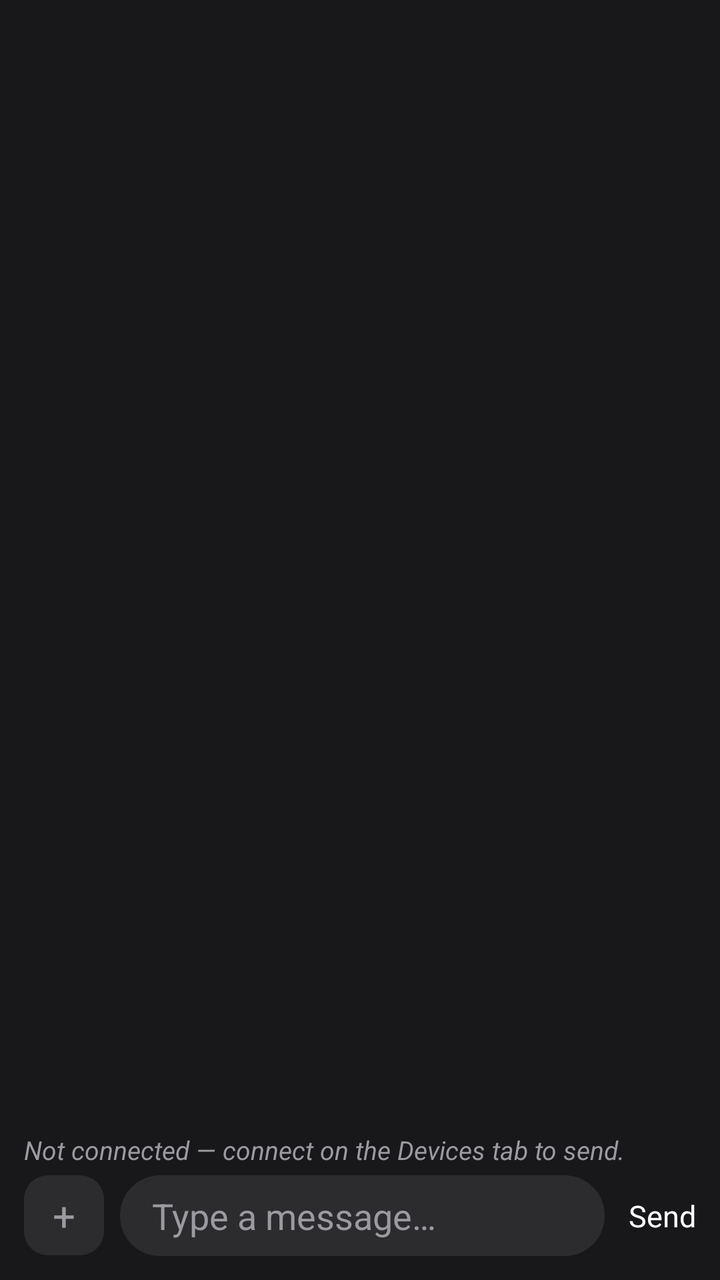
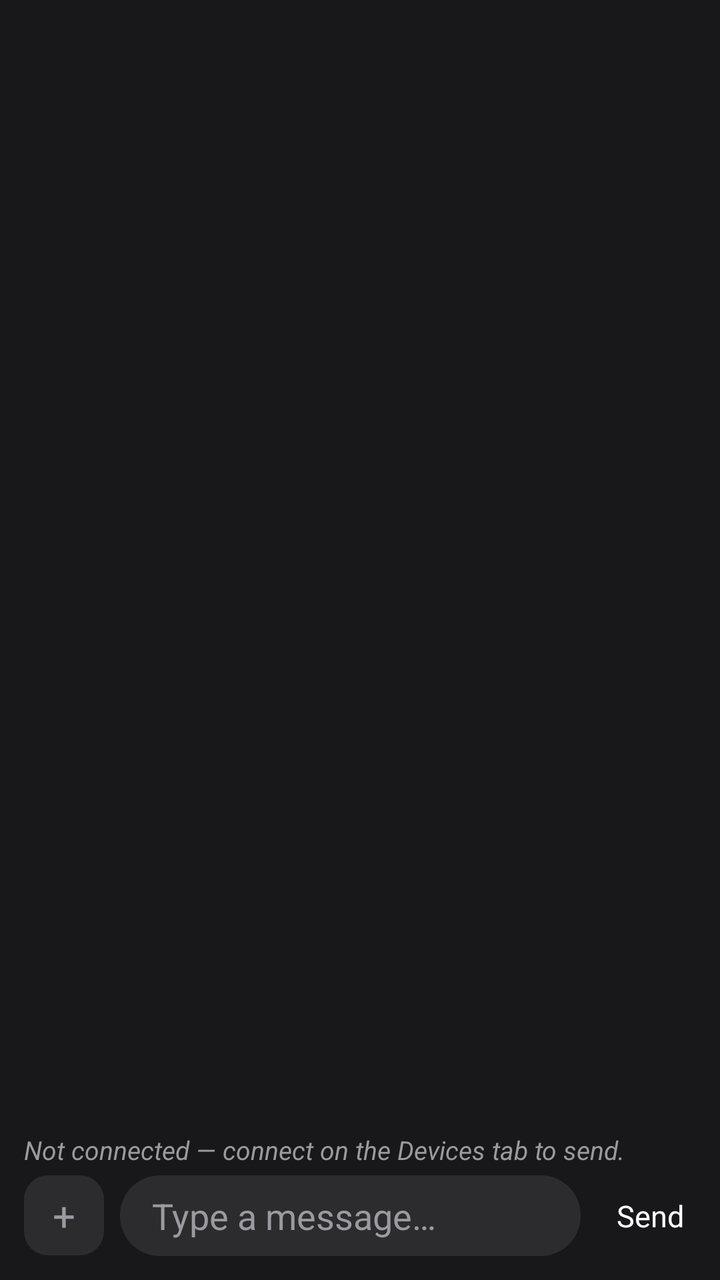

Screens rendered from an Android XML layout before and after an edit, with the pre-edit source and the edit as a unified diff.
<!-- AndroidManifest.xml: application theme AppTheme -->
<!-- res/layout/fragment_chat.xml -->
<LinearLayout xmlns:android="http://schemas.android.com/apk/res/android"
    android:layout_width="match_parent"
    android:layout_height="match_parent"
    android:background="@color/bg_screen"
    android:orientation="vertical"
    android:padding="12dp">

    <androidx.recyclerview.widget.RecyclerView
        android:id="@+id/chatMessageRecyclerView"
        android:layout_width="match_parent"
        android:layout_height="0dp"
        android:layout_weight="1"
        android:clipToPadding="false"/>

    <TextView
        android:id="@+id/notConnectedHint"
        android:layout_width="match_parent"
        android:layout_height="wrap_content"
        android:text="Not connected — connect on the Devices tab to send."
        android:textStyle="italic"
        android:textColor="@color/text_secondary"
        android:textSize="13sp"
        android:layout_marginBottom="4dp"/>

    <LinearLayout
        android:orientation="horizontal"
        android:layout_width="match_parent"
        android:layout_height="wrap_content"
        android:gravity="center_vertical">

        <TextView
            android:id="@+id/attachButton"
            android:layout_width="40dp"
            android:layout_height="40dp"
            android:text="+"
            android:textColor="@color/text_secondary"
            android:textSize="20sp"
            android:gravity="center"
            android:background="@drawable/attach_button_background"/>

        <EditText
            android:id="@+id/chatInputEditText"
            android:layout_width="0dp"
            android:layout_height="wrap_content"
            android:layout_weight="1"
            android:layout_marginStart="8dp"
            android:background="@drawable/input_background"
            android:paddingStart="16dp"
            android:paddingEnd="16dp"
            android:paddingTop="8dp"
            android:paddingBottom="8dp"
            android:textColor="@color/text_primary"
            android:textColorHint="@color/text_secondary"
            android:inputType="textCapSentences|textMultiLine"
            android:maxLines="4"
            android:hint="Type a message…"/>

        <TextView
            android:id="@+id/sendButton"
            android:layout_width="wrap_content"
            android:layout_height="wrap_content"
            android:layout_marginStart="12dp"
            android:text="Send"
            android:textColor="@color/text_primary"
            android:textSize="15sp"/>
    </LinearLayout>
</LinearLayout>
<!-- resources referenced by this layout -->
<resources>
  <color name="bg_screen">#FF18181A</color>
  <color name="text_primary">#FFFFFFFF</color>
  <color name="text_secondary">#FF9A9AA0</color>
  <!-- drawable attach_button_background (drawable) -->
  <?xml version="1.0" encoding="utf-8"?>
  <shape xmlns:android="http://schemas.android.com/apk/res/android" android:shape="rectangle">
      <corners android:radius="12dp"/>
      <solid android:color="@color/bg_bubble_peer"/>
  </shape>
  <!-- drawable input_background (drawable) -->
  <?xml version="1.0" encoding="utf-8"?>
  <shape xmlns:android="http://schemas.android.com/apk/res/android" android:shape="rectangle">
      <corners android:radius="20dp"/>
      <solid android:color="@color/bg_bubble_peer"/>
  </shape>
  <style name="AppTheme" parent="Theme.MaterialComponents.NoActionBar">
          <item name="android:windowBackground">@color/bg_screen</item>
          <item name="colorPrimary">@color/bg_header</item>
          <item name="colorPrimaryDark">@color/bg_header</item>
          <item name="colorAccent">@color/status_online</item>
          <item name="android:textColorPrimary">@color/text_primary</item>
          <item name="android:textColorSecondary">@color/text_secondary</item>
          <item name="android:statusBarColor">@color/bg_header</item>
      </style>
  <color name="bg_bubble_peer">#FF2C2C2E</color>
  <color name="bg_header">#FF2A2A2C</color>
  <color name="status_online">#FF34C759</color>
</resources>

<!-- the commit's change to res/layout/fragment_chat.xml (unified diff, before → after) -->
@@ -57,6 +57,8 @@
 
         <TextView
             android:id="@+id/sendButton"
+            android:background="@drawable/ripple_rounded"
+            android:padding="6dp"
             android:layout_width="wrap_content"
             android:layout_height="wrap_content"
             android:layout_marginStart="12dp"
<!-- resource entries referenced after the edit -->
@@ -5,16 +5,64 @@
   <color name="text_secondary">#FF9A9AA0</color>
   <!-- drawable attach_button_background (drawable) -->
   <?xml version="1.0" encoding="utf-8"?>
-  <shape xmlns:android="http://schemas.android.com/apk/res/android" android:shape="rectangle">
-      <corners android:radius="12dp"/>
-      <solid android:color="@color/bg_bubble_peer"/>
-  </shape>
+  <ripple xmlns:android="http://schemas.android.com/apk/res/android"
+      android:color="@color/ripple">
+      <item android:id="@android:id/mask">
+          <shape android:shape="rectangle">
+              <corners android:radius="12dp"/>
+              <solid android:color="#FFFFFFFF"/>
+          </shape>
+      </item>
+      <item>
+          <selector>
+              <item android:state_pressed="true">
+                  <shape android:shape="rectangle">
+                      <corners android:radius="12dp"/>
+                      <solid android:color="@color/bg_pressed"/>
+                  </shape>
+              </item>
+              <item>
+                  <shape android:shape="rectangle">
+                      <corners android:radius="12dp"/>
+                      <solid android:color="@color/bg_bubble_peer"/>
+                  </shape>
+              </item>
+          </selector>
+      </item>
+  </ripple>
   <!-- drawable input_background (drawable) -->
   <?xml version="1.0" encoding="utf-8"?>
   <shape xmlns:android="http://schemas.android.com/apk/res/android" android:shape="rectangle">
       <corners android:radius="20dp"/>
       <solid android:color="@color/bg_bubble_peer"/>
   </shape>
+  <!-- drawable ripple_rounded (drawable) -->
+  <?xml version="1.0" encoding="utf-8"?>
+  <ripple xmlns:android="http://schemas.android.com/apk/res/android"
+      android:color="@color/ripple">
+      <item android:id="@android:id/mask">
+          <shape android:shape="rectangle">
+              <corners android:radius="12dp"/>
+              <solid android:color="#FFFFFFFF"/>
+          </shape>
+      </item>
+      <item>
+          <selector>
+              <item android:state_pressed="true">
+                  <shape android:shape="rectangle">
+                      <corners android:radius="12dp"/>
+                      <solid android:color="@color/bg_pressed"/>
+                  </shape>
+              </item>
+              <item>
+                  <shape android:shape="rectangle">
+                      <corners android:radius="12dp"/>
+                      <solid android:color="@android:color/transparent"/>
+                  </shape>
+              </item>
+          </selector>
+      </item>
+  </ripple>
   <style name="AppTheme" parent="Theme.MaterialComponents.NoActionBar">
           <item name="android:windowBackground">@color/bg_screen</item>
           <item name="colorPrimary">@color/bg_header</item>
@@ -24,6 +72,8 @@
           <item name="android:textColorSecondary">@color/text_secondary</item>
           <item name="android:statusBarColor">@color/bg_header</item>
       </style>
+  <color name="ripple">#33FFFFFF</color>
+  <color name="bg_pressed">#FF3E3E44</color>
   <color name="bg_bubble_peer">#FF2C2C2E</color>
   <color name="bg_header">#FF2A2A2C</color>
   <color name="status_online">#FF34C759</color>
